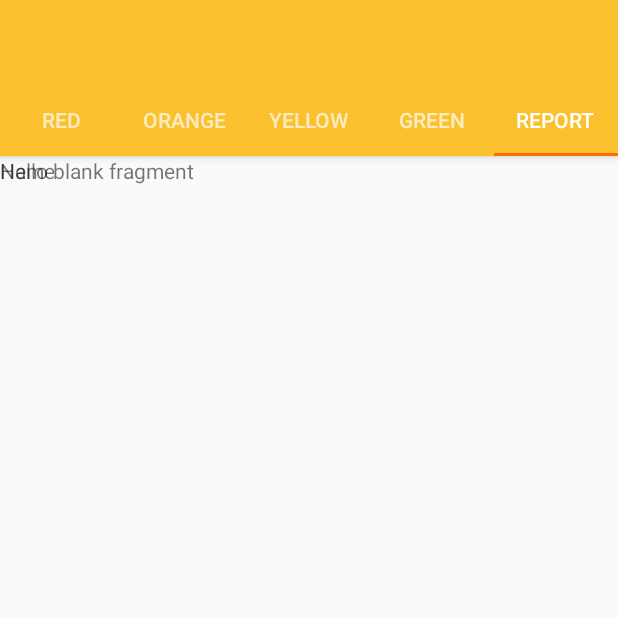
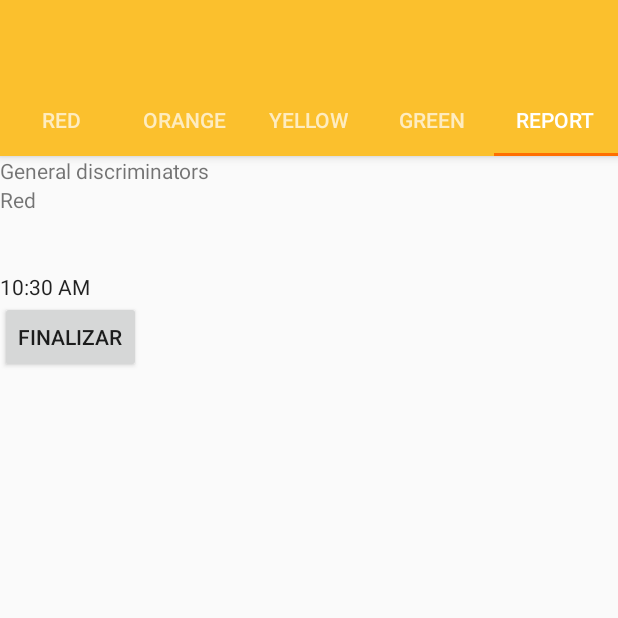
Before and after one commit to flocodemillo/TriApp, an Android app: the LevelFragment screen opened directly, with no data from a screen before it, tab 5 chosen, on a phone screen of 412 x 824 dp, the top half of it. Run offline under Robolectric (Android 15) with nearby library versions, the phone set to English and light mode, and no system bars; libraries missing offline, so code that uses them is left out: org.apache.commons; 1 statement that could not run was skipped.

Commit message:
ReportFragment working without format

```diff
--- a/app/src/main/java/es/usc/citius/triapp/TriApp.java
+++ b/app/src/main/java/es/usc/citius/triapp/TriApp.java
@@ -16,7 +16,6 @@ import android.widget.Toast;
 
 import es.usc.citius.triapp.data.Manchester;
 import es.usc.citius.triapp.activities.FlowChartIndexActivity;
-import es.usc.citius.triapp.fragments.ExampleFragment;
 import es.usc.citius.triapp.fragments.FragmentDrawer;
 import es.usc.citius.triapp.fragments.HomeFragment;
 
@@ -88,7 +87,6 @@ public class TriApp extends AppCompatActivity implements FragmentDrawer.Fragment
                 title = getString(R.string.title_home);
                 break;
             case 1:
-                //fragment = new ExampleFragment();
                 title = getString(R.string.title_friends);
                 break;
             case 2:
--- a/app/src/main/java/es/usc/citius/triapp/adapters/DiscriminatorAdapter.java
+++ b/app/src/main/java/es/usc/citius/triapp/adapters/DiscriminatorAdapter.java
@@ -105,6 +105,7 @@ public class DiscriminatorAdapter extends ArrayAdapter<Discriminator>{
                                 ViewPager v = (ViewPager) activity.findViewById(R.id.pager);
                                 mAdapterCallback.onMethodCallback(color);
                                 Manchester.setCurrentLevel(color);
+                                discriminator.setDescription(Dictionary.getInstance().getDefinition(discriminator.getDiscriminator()));
                                 v.setCurrentItem(4);
                             }
 
--- a/app/src/main/java/es/usc/citius/triapp/fragments/LevelFragment.java
+++ b/app/src/main/java/es/usc/citius/triapp/fragments/LevelFragment.java
@@ -7,6 +7,7 @@ import android.os.Bundle;
 import android.support.v4.app.Fragment;
 
 
+import android.support.v4.app.ListFragment;
 import android.support.v7.widget.LinearLayoutManager;
 import android.support.v7.widget.RecyclerView;
 import android.util.Log;
@@ -25,7 +26,7 @@ import es.usc.citius.triapp.adapters.DiscriminatorAdapter;
 import es.usc.citius.triapp.model.Person;
 
 
-public class LevelFragment extends Fragment {//extends ListFragment implements DiscriminatorAdapter.AdapterCallback{
+public class LevelFragment extends ListFragment { // implements DiscriminatorAdapter.AdapterCallback{
 
     private static final String TAG = "LevelFragment";
     //private View view=null;
@@ -33,8 +34,8 @@ public class LevelFragment extends Fragment {//extends ListFragment implements D
     //private DiscriminatorAdapter.AdapterCallback mAdapterCallback;
     private RecyclerView rv;
     private List<Person> persons;
-    DiscriminatorsAdapter adapter;
-    LinearLayoutManager llm;
+    private DiscriminatorsAdapter adapter;
+    private LinearLayoutManager llm;
 
 
     public LevelFragment() {
@@ -45,9 +46,8 @@ public class LevelFragment extends Fragment {//extends ListFragment implements D
     public void onCreate(Bundle savedInstanceState) {
 
         super.onCreate(savedInstanceState);
-        initializeData();
-        adapter = new DiscriminatorsAdapter(persons);
-        llm = new LinearLayoutManager(getActivity());
+        //initializeData();
+
 
 
     }
@@ -66,40 +66,44 @@ public class LevelFragment extends Fragment {//extends ListFragment implements D
 
          // Inflate the layout for this fragment
 
-         Log.v(TAG, "Nombre workflow: " + Manchester.getCurrentWorkFlow());
+         Log.d(TAG, "Nombre workflow: " + Manchester.getCurrentWorkFlow());
          final View V = inflater.inflate(R.layout.fragment_level, container, false);
 
          //Cards
-         rv=(RecyclerView)V.findViewById(R.id.rv);
+        // rv=(RecyclerView)V.findViewById(R.id.rv);
          //adapter = new DiscriminatorsAdapter(persons);
+         //llm = new LinearLayoutManager(getActivity());
 
 
 
          //LinearLayoutManager llm = new LinearLayoutManager(getActivity(), LinearLayoutManager.HORIZONTAL, false);
         // LinearLayoutManager llm = new LinearLayoutManager(getActivity());
-         rv.setLayoutManager(llm);
+         /*rv.setLayoutManager(llm);
          rv.setBackgroundColor(Color.BLACK);
          rv.setHasFixedSize(true);
 
+         adapter = new DiscriminatorsAdapter(persons);
+         rv.setAdapter(adapter);*/
+
 
          //initializeData();
- rv.postDelayed(new Runnable() {
+ /*rv.postDelayed(new Runnable() {
      @Override
      public void run() {
 
          rv.setAdapter(adapter);
          Log.d("Level", (rv.getAdapter() != null) + "");
      }
- }, 2000);
+ }, 2000);*/
 
          //initializeAdapter();
 
 
-         //Bundle args = getArguments();
+         Bundle args = getArguments();
 
          //Primer campo callback
 
-         //setListAdapter(new DiscriminatorAdapter((DiscriminatorAdapter.AdapterCallback)this.getActivity(), this.getActivity().getBaseContext(), this.getActivity(), (Manchester.getCurrentWorkFlow()).getLevel(args.getInt("color", 0)).getDiscriminators(), args.getInt("color", 0)));
+         setListAdapter(new DiscriminatorAdapter((DiscriminatorAdapter.AdapterCallback)this.getActivity(), this.getActivity().getBaseContext(), this.getActivity(), (Manchester.getCurrentWorkFlow()).getLevel(args.getInt("color", 0)).getDiscriminators(), args.getInt("color", 0)));
 
 
 
@@ -107,12 +111,12 @@ public class LevelFragment extends Fragment {//extends ListFragment implements D
 
      }
 
-    @Override
+   /* @Override
     public void onAttach(Activity activity) {
         super.onAttach(activity);
 
         //mAdapterCallback = (DiscriminatorAdapter.AdapterCallback )activity;
-    }
+    }*/
 
     private void initializeData(){
         persons = new ArrayList<>();
--- a/app/src/main/res/layout/fragment_report.xml
+++ b/app/src/main/res/layout/fragment_report.xml
@@ -1,18 +1,48 @@
-<FrameLayout xmlns:android="http://schemas.android.com/apk/res/android"
+<LinearLayout xmlns:android="http://schemas.android.com/apk/res/android"
     xmlns:tools="http://schemas.android.com/tools"
     android:layout_width="match_parent"
     android:layout_height="match_parent"
+    android:orientation="vertical"
     tools:context="es.usc.citius.triapp.fragments.ReportFragment">
 
     <!-- TODO: Update blank fragment layout -->
-    <TextView
-        android:layout_width="match_parent"
-        android:layout_height="match_parent"
-        android:text="@string/hello_blank_fragment" />
 
     <TextView
+        android:id = "@+id/name"
         android:layout_width="match_parent"
-        android:layout_height="match_parent"
-        android:text="@string/name"/>
+        android:layout_height="wrap_content"
+        />
 
-</FrameLayout>
+    <TextView
+        android:id = "@+id/level"
+        android:layout_width="match_parent"
+        android:layout_height="wrap_content"
+        />
+
+    <TextView
+        android:id = "@+id/discriminator"
+        android:layout_width="match_parent"
+        android:layout_height="wrap_content"
+        />
+
+    <TextView
+        android:id = "@+id/description"
+        android:layout_width="match_parent"
+        android:layout_height="wrap_content"
+        />
+
+    <TextClock
+        android:layout_width="wrap_content"
+        android:layout_height="wrap_content" />
+
+    <Button
+        android:id="@+id/finalizar"
+        android:layout_width="wrap_content"
+        android:layout_height="wrap_content"
+        android:text="Finalizar"
+        android:onClick="endTriage" />
+
+
+
+
+</LinearLayout>
--- a/app/src/main/res/values/strings.xml
+++ b/app/src/main/res/values/strings.xml
@@ -33,6 +33,6 @@
     <string name="cancel">Cancel</string>
 
     <!-- TODO: Remove or change this placeholder text -->
-    <string name="hello_blank_fragment">Hello blank fragment</string>
+    <string name="hello_blank_fragment">Suck it!</string>
     <string name="title_activity_report">ReportActivity</string>
 </resources>
```
Also changed, not shown: app/build.gradle (+9 -9 lines), app/src/main/AndroidManifest.xml (+0 -12 lines), app/src/main/java/es/usc/citius/triapp/activities/StartTriageActivity.java (+23 -0 lines), app/src/main/java/es/usc/citius/triapp/fragments/ExampleFragment.java (deleted, +0 -23 lines), app/src/main/java/es/usc/citius/triapp/fragments/ReportFragment.java (+51 -14 lines), app/src/main/res/layout/fragment_end_triage_dialog.xml (deleted, +0 -27 lines), app/src/main/res/layout/fragment_example.xml (deleted, +0 -23 lines), app/src/main/res/layout/fragment_level.xml (+4 -4 lines), 1 other file.
